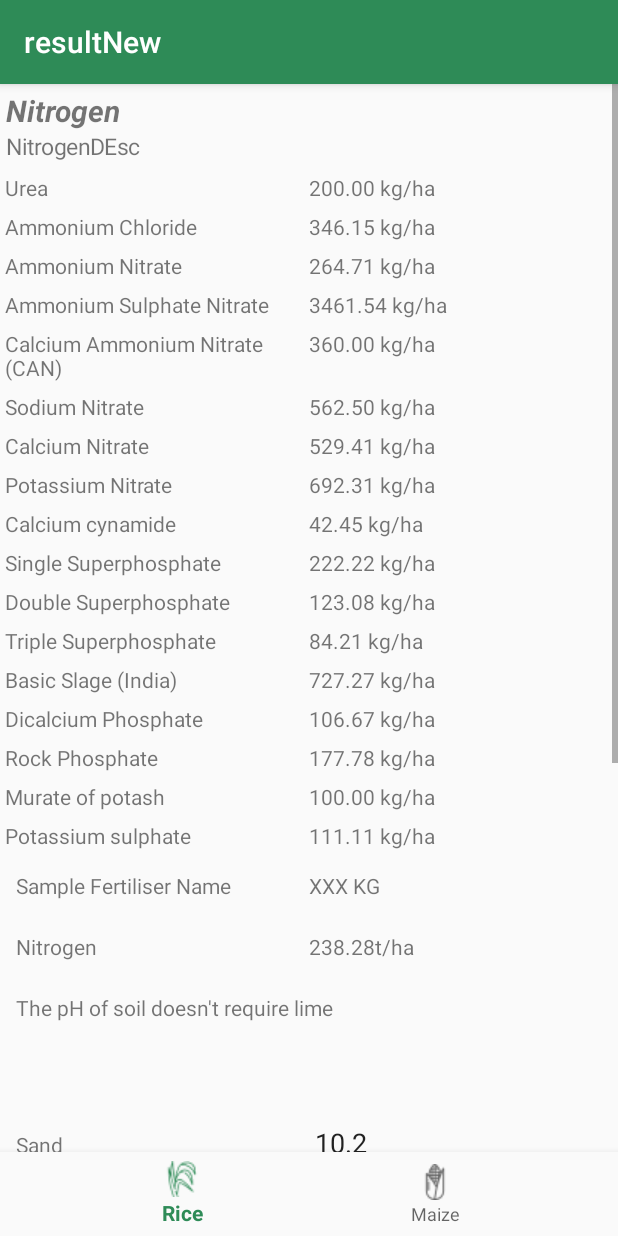
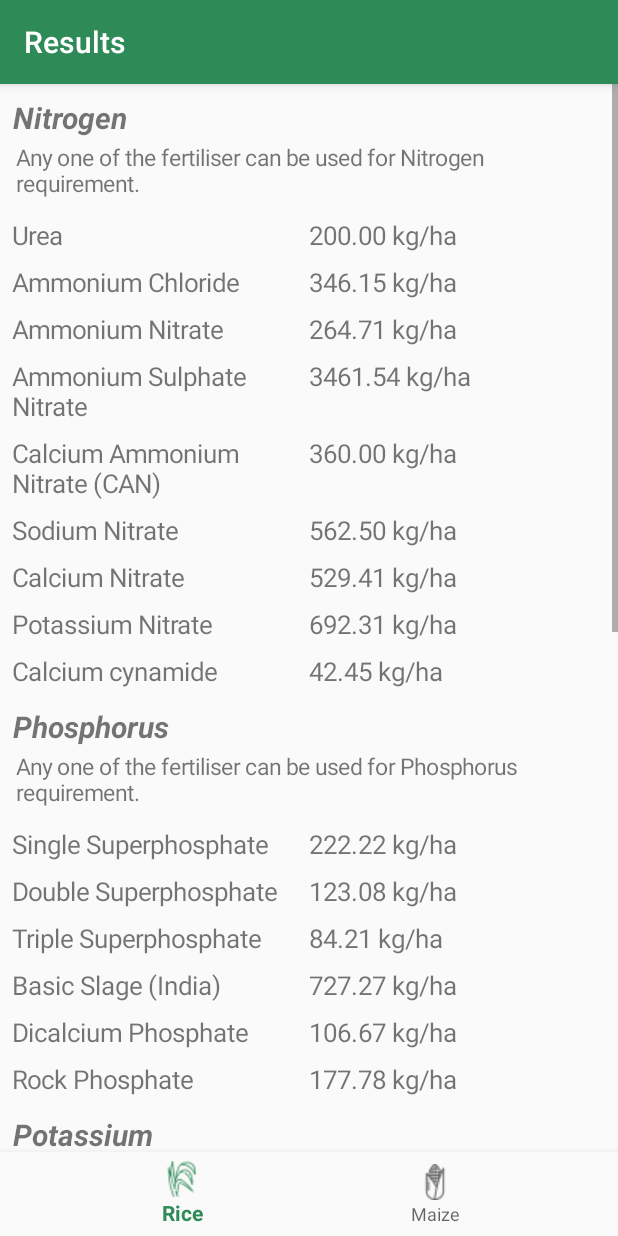
Before and after one commit to DefCon-007/Unnati-Soil, an Android app: the resultNew screen opened directly, with no data from a screen before it, on a phone screen of 412 x 824 dp. Run offline under Robolectric (Android 15) with nearby library versions, the phone set to English and light mode, and no system bars; libraries missing offline, so code that uses them is left out: com.mikepenz.materialdrawer; 1 statement that could not run was skipped.

Commit message:
Minor changes

```diff
--- a/app/src/main/java/com/hna/unaati/unnati_soil/resultNew.java
+++ b/app/src/main/java/com/hna/unaati/unnati_soil/resultNew.java
@@ -108,9 +108,11 @@ public class resultNew extends AppCompatActivity implements NavigationView.OnNav
         }
         pd = new prediction(sand,clay,ph,carbon);
         fillViews(pd);
-        addSeprator("Nitrogen","NitrogenDEsc");
+        addSeprator(getString(R.string.result_nitrogen_lable),getString(R.string.nitrogen_desc));
         addNitrogen("nitrogen");
+        addSeprator("Phosphorus",getString(R.string.pos_desc));
         addPhos();
+        addSeprator("Potassium",getString(R.string.pot_desc));
         addPot();
         Bundle mapViewBundle = null;
         if (savedInstanceState != null) {
@@ -135,6 +137,7 @@ public class resultNew extends AppCompatActivity implements NavigationView.OnNav
         TextView tvlabel = new TextView(this);
         tvlabel.setLayoutParams(layoutParams);
         tvlabel.setTextSize(20);
+        tvlabel.setPadding(7,7,0,0);
         tvlabel.setTypeface(null, Typeface.BOLD_ITALIC);
         tvlabel.setText((CharSequence) name);
 
@@ -142,7 +145,7 @@ public class resultNew extends AppCompatActivity implements NavigationView.OnNav
 
         TextView tvamnt = new TextView(this);
         tvamnt.setTextSize(15);
-        tvamnt.m
+        tvamnt.setPadding(10,4,0,5);
         tvamnt.setLayoutParams(layoutParams);
         tvamnt.setText((CharSequence) Desc);
 
@@ -198,7 +201,6 @@ public class resultNew extends AppCompatActivity implements NavigationView.OnNav
 
         LinearLayout myRoot = (LinearLayout) findViewById(R.id.llOuter);
         LinearLayout a = new LinearLayout(this);
-        a.setPadding(5,5,5,5);
         a.setOrientation(LinearLayout.HORIZONTAL);
         a.setWeightSum(1);
         a.setPadding(5,5,5,5);
@@ -207,12 +209,15 @@ public class resultNew extends AppCompatActivity implements NavigationView.OnNav
 
         TextView tvlabel = new TextView(this);
         tvlabel.setLayoutParams(layoutParams);
+        tvlabel.setPadding(7,3,0,0);
         tvlabel.setText((CharSequence) label);
+        tvlabel.setTextSize(17);
 
 
 
         TextView tvamnt = new TextView(this);
         tvamnt.setLayoutParams(layoutParams);
+        tvamnt.setTextSize(17);
         tvamnt.setText((CharSequence) value);
 
         a.addView(tvlabel);
--- a/app/src/main/res/values/strings.xml
+++ b/app/src/main/res/values/strings.xml
@@ -30,11 +30,21 @@
     <string name="result_oc_lable">Organic Carbon</string>
     <string name="result_clay_lable">Clay</string>
     <string name="result_button_recalculate">Recalculate</string>
-    <string name="title_activity_result_new">resultNew</string>
+    <string name="title_activity_result_new">Results</string>
     <string name="title_maize">Maize</string>
     <string name="title_rice">Rice</string>
     <string name="title_notifications">Notifications</string>
     <string name="lime_reco">The pH of the soil is quite low. Acidic soil is very harmful for the crop.Consider applying following dosage of lime.</string>
     <string name="no_lime">The pH of soil doesn\'t require lime</string>
     <string name="kg_ha">kg/ha</string>
+
+
+
+
+
+
+
+    <string name="nitrogen_desc">Any one of the fertiliser can be used for Nitrogen requirement. </string>
+    <string name="pot_desc">Any one of the fertiliser can be used for Potassium requirement.</string>
+    <string name="pos_desc">Any one of the fertiliser can be used for Phosphorus requirement.</string>
 </resources>
```
